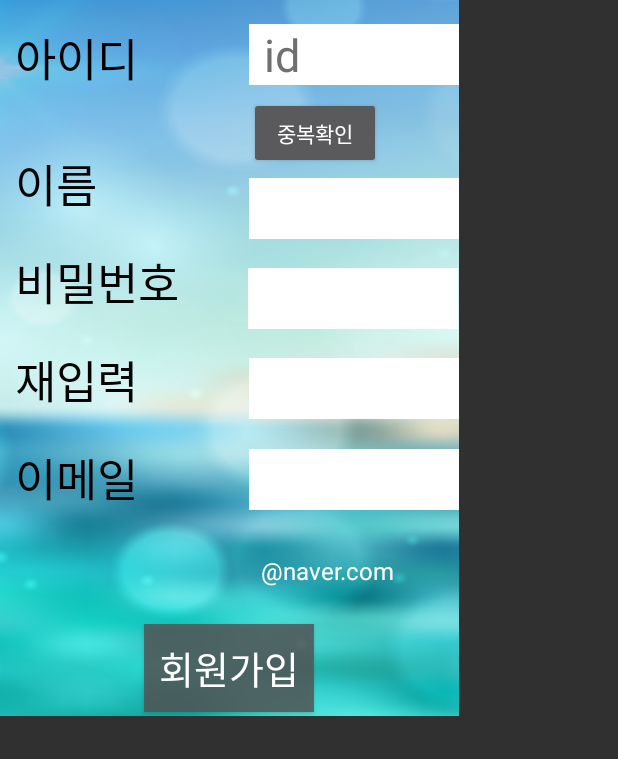
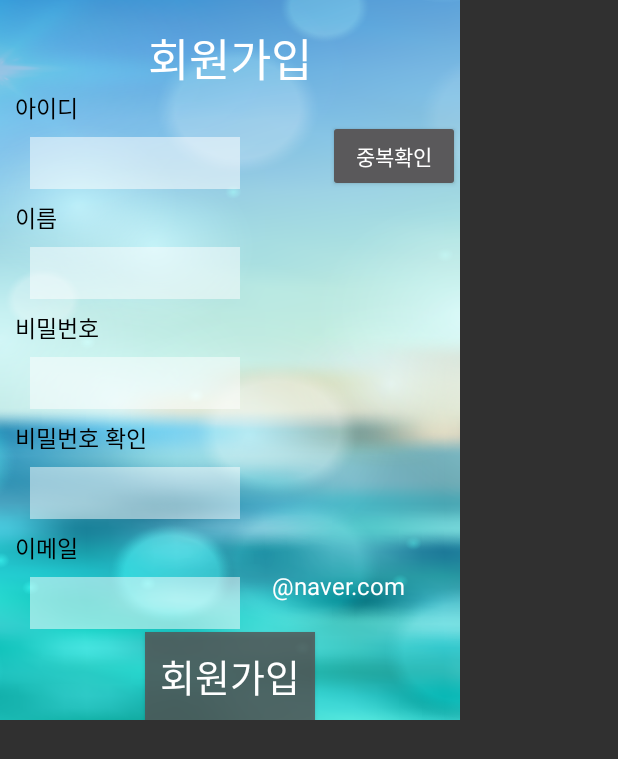
Before and after one commit to Bulbeok/OceanCompass, an Android app: the layout sign_up.xml on its own in the app's theme, with its tools: preview values and no code run, on a phone screen of 412 x 824 dp. Shown: the top 759 px of the screen. Run offline under Robolectric (Android 15) with nearby library versions, the phone set to English and light mode, and no system bars.

Commit message:
회원가입창 UI수정

```diff
--- a/app/src/main/res/layout/sign_up.xml
+++ b/app/src/main/res/layout/sign_up.xml
@@ -12,198 +12,203 @@
             android:id="@+id/EmailText"
             android:layout_width="wrap_content"
             android:layout_height="wrap_content"
-            android:layout_marginBottom="136dp"
+            android:layout_marginTop="7dp"
             android:background="#00FFFFFF"
             android:paddingLeft="10dp"
             android:paddingRight="10dp"
-            android:text="이메일"
+            android:text="@string/이메일"
             android:textColor="#000000"
-            android:textSize="30sp"
-            app:layout_constraintBottom_toBottomOf="parent"
-            app:layout_constraintStart_toStartOf="parent" />
+            android:textSize="15sp"
+            app:layout_constraintStart_toStartOf="parent"
+            app:layout_constraintTop_toBottomOf="@+id/re_password" />
 
     <EditText
             android:id="@+id/Password"
             android:layout_width="140dp"
             android:layout_height="wrap_content"
-            android:layout_marginStart="36dp"
-            android:layout_marginBottom="80dp"
-            android:background="#FFFFFF"
+            android:layout_marginStart="20dp"
+            android:layout_marginTop="8dp"
+            android:background="#80FFFFFF"
             android:ems="10"
             android:inputType="textPassword"
             android:paddingLeft="10dp"
             android:paddingRight="10dp"
             android:textColor="#6F6F6F"
-            android:textSize="30sp"
-            app:layout_constraintBottom_toTopOf="@+id/email1"
-            app:layout_constraintStart_toEndOf="@+id/PasswordText" />
+            android:textSize="25sp"
+            app:layout_constraintStart_toStartOf="parent"
+            app:layout_constraintTop_toBottomOf="@+id/PasswordText" />
 
     <EditText
             android:id="@+id/re_password"
             android:layout_width="140dp"
             android:layout_height="wrap_content"
-            android:layout_marginStart="64dp"
-            android:layout_marginTop="12dp"
-            android:background="#FFFFFF"
+            android:layout_marginStart="20dp"
+            android:layout_marginTop="8dp"
+            android:background="#80FFFFFF"
             android:ems="10"
             android:inputType="textPassword"
             android:paddingLeft="10dp"
             android:paddingRight="10dp"
             android:textColor="#6F6F6F"
-            android:textSize="30sp"
-            app:layout_constraintBottom_toTopOf="@+id/email1"
-            app:layout_constraintStart_toEndOf="@+id/passwordText2"
-            app:layout_constraintTop_toBottomOf="@+id/Password"
-            app:layout_constraintVertical_bias="0.259" />
+            android:textSize="25sp"
+            app:layout_constraintStart_toStartOf="parent"
+            app:layout_constraintTop_toBottomOf="@+id/passwordText2" />
 
     <EditText
             android:id="@+id/user_name"
             android:layout_width="140dp"
             android:layout_height="wrap_content"
-            android:layout_marginStart="56dp"
-            android:layout_marginBottom="140dp"
-            android:background="#FFFFFF"
+            android:layout_marginStart="20dp"
+            android:layout_marginTop="8dp"
+            android:background="#80FFFFFF"
             android:ems="10"
             android:inputType="textPersonName"
             android:paddingLeft="10dp"
             android:paddingRight="10dp"
-            android:textColor="#6F6F6F"
-            android:textSize="30sp"
-            app:layout_constraintBottom_toTopOf="@+id/email1"
-            app:layout_constraintEnd_toEndOf="parent"
-            app:layout_constraintHorizontal_bias="1.0"
-            app:layout_constraintStart_toEndOf="@+id/NameText" />
+            android:textColor="#806F6F6F"
+            android:textSize="25sp"
+            app:layout_constraintStart_toStartOf="parent"
+            app:layout_constraintTop_toBottomOf="@+id/NameText" />
 
     <TextView
             android:id="@+id/PasswordText"
             android:layout_width="wrap_content"
             android:layout_height="wrap_content"
-            android:layout_marginBottom="20dp"
+            android:layout_marginTop="7dp"
             android:background="#00FFFFFF"
             android:paddingLeft="10dp"
             android:paddingRight="10dp"
-            android:text="비밀번호"
+            android:text="@string/비밀번호"
             android:textColor="#000000"
-            android:textSize="30sp"
-            app:layout_constraintBottom_toTopOf="@+id/passwordText2"
-            app:layout_constraintStart_toStartOf="parent" />
+            android:textSize="15sp"
+            app:layout_constraintStart_toStartOf="parent"
+            app:layout_constraintTop_toBottomOf="@+id/user_name" />
 
     <TextView
             android:id="@+id/passwordText2"
             android:layout_width="wrap_content"
             android:layout_height="wrap_content"
-            android:layout_marginBottom="20dp"
+            android:layout_marginTop="7dp"
             android:background="#00FFFFFF"
             android:paddingLeft="10dp"
             android:paddingRight="10dp"
-            android:text="재입력"
+            android:text="@string/비밀번호확인"
             android:textColor="#000000"
-            android:textSize="30sp"
-            app:layout_constraintBottom_toTopOf="@+id/EmailText"
-            app:layout_constraintStart_toStartOf="parent" />
+            android:textSize="15sp"
+            app:layout_constraintStart_toStartOf="parent"
+            app:layout_constraintTop_toBottomOf="@+id/Password" />
 
     <Button
             android:id="@+id/Sign_upbutton"
             android:layout_width="wrap_content"
             android:layout_height="wrap_content"
-            android:layout_marginStart="96dp"
-            android:layout_marginTop="416dp"
+            android:layout_marginStart="94dp"
+            android:layout_marginTop="20dp"
+            android:layout_marginEnd="94dp"
             android:background="#CE535353"
             android:paddingLeft="10dp"
             android:paddingTop="10dp"
             android:paddingRight="10dp"
             android:paddingBottom="10dp"
-            android:text="회원가입"
+            android:text="@string/회원가입"
             android:textSize="25sp"
+            app:layout_constraintEnd_toEndOf="parent"
             app:layout_constraintStart_toStartOf="parent"
-            app:layout_constraintTop_toTopOf="parent" />
+            app:layout_constraintTop_toBottomOf="@+id/email_select" />
 
     <TextView
             android:id="@+id/NameText"
             android:layout_width="wrap_content"
             android:layout_height="wrap_content"
-            android:layout_marginBottom="20dp"
+            android:layout_marginTop="7dp"
             android:background="#00FFFFFF"
             android:paddingLeft="10dp"
             android:paddingRight="10dp"
-            android:text="이름"
+            android:text="@string/이름"
             android:textColor="#000000"
-            android:textSize="30sp"
-            app:layout_constraintBottom_toTopOf="@+id/PasswordText"
-            app:layout_constraintStart_toStartOf="parent" />
+            android:textSize="15sp"
+            app:layout_constraintStart_toStartOf="parent"
+            app:layout_constraintTop_toBottomOf="@+id/uesr_id" />
 
     <TextView
             android:id="@+id/Id_text"
             android:layout_width="wrap_content"
             android:layout_height="wrap_content"
-            android:layout_marginTop="16dp"
+            android:layout_marginTop="60dp"
             android:background="#00FFFFFF"
             android:paddingLeft="10dp"
             android:paddingRight="10dp"
-            android:text="아이디"
+            android:text="@string/아이디"
             android:textColor="#000000"
-            android:textSize="30sp"
-            app:layout_constraintBottom_toTopOf="@+id/NameText"
+            android:textSize="15sp"
             app:layout_constraintStart_toStartOf="parent"
-            app:layout_constraintTop_toTopOf="parent"
-            app:layout_constraintVertical_bias="0.0" />
+            app:layout_constraintTop_toTopOf="parent" />
 
     <EditText
             android:id="@+id/email1"
             android:layout_width="140dp"
             android:layout_height="wrap_content"
-            android:layout_marginStart="64dp"
-            android:layout_marginBottom="76dp"
-            android:background="#FFFFFF"
+            android:layout_marginStart="20dp"
+            android:layout_marginTop="8dp"
+            android:background="#80FFFFFF"
             android:ems="10"
             android:inputType="textEmailAddress"
             android:paddingLeft="10dp"
             android:paddingRight="10dp"
-            android:textSize="30sp"
-            app:layout_constraintBottom_toTopOf="@+id/Sign_upbutton"
-            app:layout_constraintStart_toEndOf="@+id/EmailText" />
+            android:textSize="25sp"
+            app:layout_constraintStart_toStartOf="parent"
+            app:layout_constraintTop_toBottomOf="@+id/EmailText" />
 
     <EditText
             android:id="@+id/uesr_id"
             android:layout_width="140dp"
             android:layout_height="wrap_content"
-            android:layout_marginStart="64dp"
-            android:layout_marginTop="16dp"
-            android:background="#FFFFFF"
+            android:layout_marginStart="20dp"
+            android:layout_marginTop="8dp"
+            android:background="#88FFFFFF"
             android:ems="10"
             android:inputType="textPersonName"
             android:paddingLeft="10dp"
             android:paddingRight="10dp"
-            android:text="id"
             android:textColor="#707070"
-            android:textSize="30sp"
-            app:layout_constraintBottom_toTopOf="@+id/user_name"
-            app:layout_constraintStart_toEndOf="@+id/Id_text"
-            app:layout_constraintTop_toTopOf="parent"
-            app:layout_constraintVertical_bias="0.0" />
+            android:textSize="25sp"
+            app:layout_constraintStart_toStartOf="parent"
+            app:layout_constraintTop_toBottomOf="@+id/Id_text" />
 
     <Spinner
             android:id="@+id/email_select"
             android:layout_width="120dp"
-            android:layout_height="50dp"
-            android:layout_marginTop="15dp"
-            android:layout_marginEnd="20dp"
-            android:layout_marginBottom="72dp"
+            android:layout_height="wrap_content"
+            android:layout_marginStart="13dp"
+            android:layout_marginTop="251dp"
+            android:layout_marginEnd="13dp"
             android:background="#00858585"
             android:entries="@array/email_type"
-            app:layout_constraintBottom_toBottomOf="parent"
             app:layout_constraintEnd_toEndOf="parent"
-            app:layout_constraintTop_toBottomOf="@+id/email1"
-            app:layout_constraintVertical_bias="1.0" />
+            app:layout_constraintStart_toEndOf="@+id/email1"
+            app:layout_constraintTop_toBottomOf="@+id/button16" />
 
     <Button
             android:id="@+id/button16"
             android:layout_width="wrap_content"
             android:layout_height="wrap_content"
-            android:layout_marginTop="8dp"
-            android:layout_marginEnd="52dp"
-            android:text="중복확인"
+            android:layout_marginTop="80dp"
+            android:text="@string/중복확인"
             app:layout_constraintEnd_toEndOf="parent"
-            app:layout_constraintTop_toBottomOf="@+id/uesr_id" />
+            app:layout_constraintTop_toTopOf="parent" />
+
+    <TextView
+            android:id="@+id/textView13"
+            android:layout_width="wrap_content"
+            android:layout_height="wrap_content"
+            android:layout_marginStart="94dp"
+            android:layout_marginTop="16dp"
+            android:layout_marginEnd="94dp"
+            android:text="@string/회원가입"
+            android:textColor="#FFFFFF"
+            android:textSize="30sp"
+            app:layout_constraintEnd_toEndOf="parent"
+            app:layout_constraintStart_toStartOf="parent"
+            app:layout_constraintTop_toTopOf="parent" />
 
 </androidx.constraintlayout.widget.ConstraintLayout>
--- a/app/src/main/res/values/strings.xml
+++ b/app/src/main/res/values/strings.xml
@@ -6,4 +6,11 @@
     <string name="shared_tour">shared tour</string>
     <string name="setting">setting</string>
     <string name="todo">TODO</string>
+    <string name="이메일">이메일</string>
+    <string name="비밀번호">비밀번호</string>
+    <string name="비밀번호확인">비밀번호 확인</string>
+    <string name="이름">이름</string>
+    <string name="중복확인">중복확인</string>
+    <string name="회원가입">회원가입</string>
+    <string name="아이디">아이디</string>
 </resources>
```
